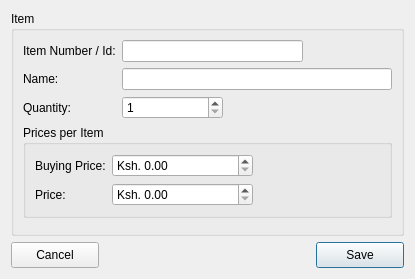
First picture: the form in src/add_new.ui, repository krivahtoo/stockmanager, before the edit.
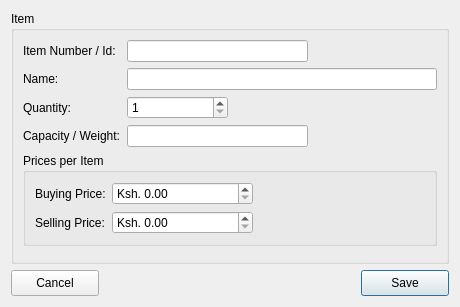
Second picture: the form after the edit. Icons and pictures are not drawn.

```diff
--- a/src/add_new.ui
+++ b/src/add_new.ui
@@ -9,8 +9,8 @@
    <rect>
     <x>0</x>
     <y>0</y>
-    <width>415</width>
-    <height>250</height>
+    <width>460</width>
+    <height>271</height>
    </rect>
   </property>
   <property name="minimumSize">
@@ -117,7 +117,7 @@
          <item row="1" column="0">
           <widget class="QLabel" name="lblPrice">
            <property name="text">
-            <string>Price:</string>
+            <string>Selling Price:</string>
            </property>
           </widget>
          </item>
@@ -159,6 +159,23 @@
         </property>
        </spacer>
       </item>
+      <item row="3" column="0">
+       <widget class="QLabel" name="label_2">
+        <property name="text">
+         <string>Capacity / Weight:</string>
+        </property>
+       </widget>
+      </item>
+      <item row="3" column="1">
+       <widget class="QLineEdit" name="txtCapacity">
+        <property name="maximumSize">
+         <size>
+          <width>181</width>
+          <height>16777215</height>
+         </size>
+        </property>
+       </widget>
+      </item>
      </layout>
     </widget>
    </item>
```
